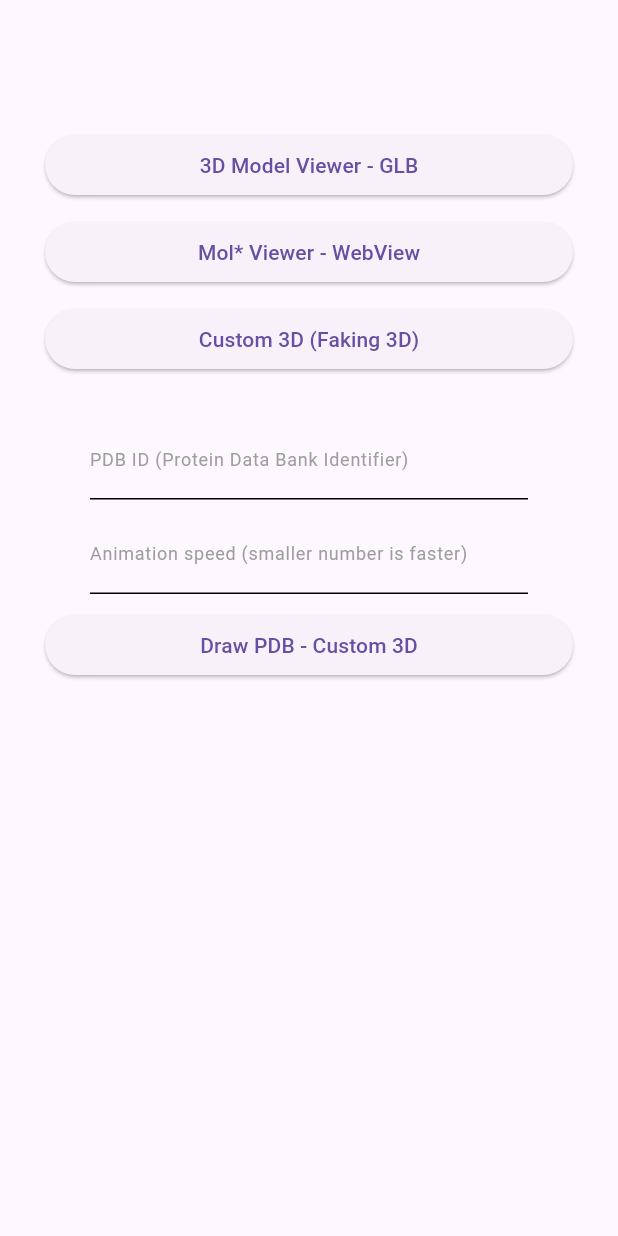
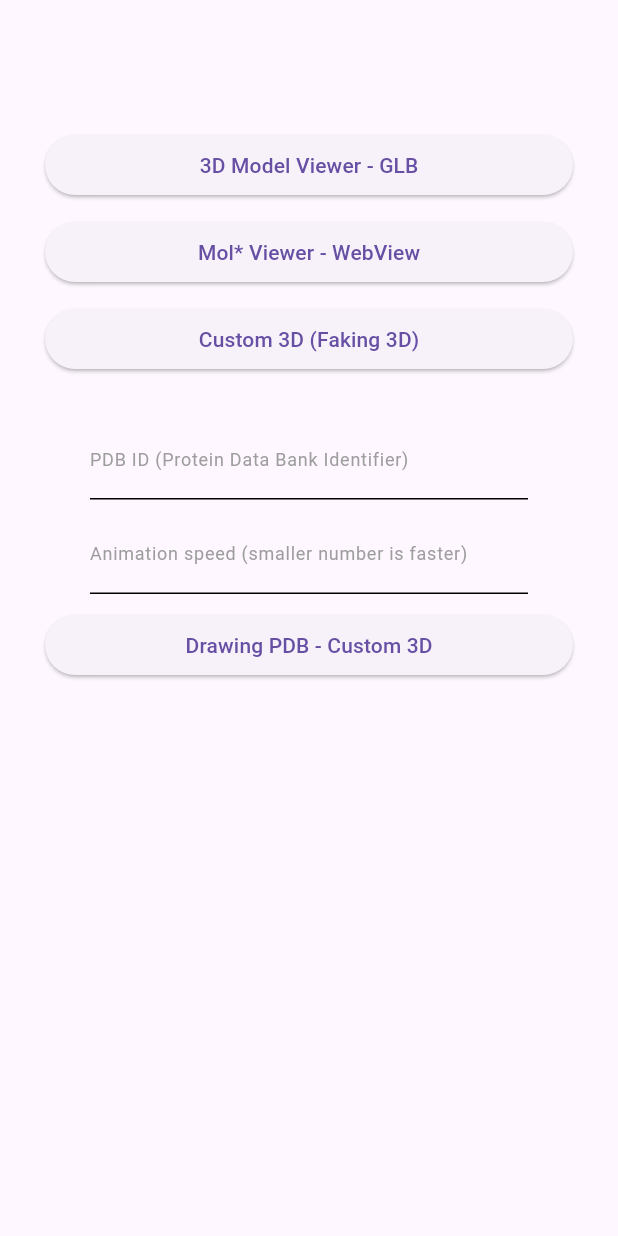
Before and after one commit to KavehKavandi/protein3d_flutter_custom3d, a Flutter app: the screen it shows after launch, on a phone screen of 412 x 824 dp. Run offline on Flutter 3.47's test engine with Material 3 defaults, Android fonts, the light colour scheme and no system bars; our stand-ins replace webview_flutter; missing offline and left inert: model_viewer_plus.

Commit message:
Title changed

```diff
--- a/lib/screens/draw_pdb_3d_screen.dart
+++ b/lib/screens/draw_pdb_3d_screen.dart
@@ -206,7 +206,7 @@ class _DrawPDB3DScreenState extends State<DrawPDB3DScreen> {
         backgroundColor: Colors.grey[900],
         foregroundColor: Colors.white,
         title: Text(
-          'Draw PDB - ${widget.pdbId.toUpperCase()}',
+          'Drawing PDB - ${widget.pdbId.toUpperCase()}',
           style: const TextStyle(color: Colors.white),
         ),
       ),
--- a/lib/screens/main_screen.dart
+++ b/lib/screens/main_screen.dart
@@ -98,7 +98,7 @@ class MainScreen extends StatelessWidget {
               ),
               const SizedBox(height: 10),
               ElevatedButton(
-                child: const Text('Draw PDB - Custom 3D'),
+                child: const Text('Drawing PDB - Custom 3D'),
                 onPressed: () {
                   if (_pdbId != '' && _pdbId.length == 4) {
                     Navigator.push(
```
